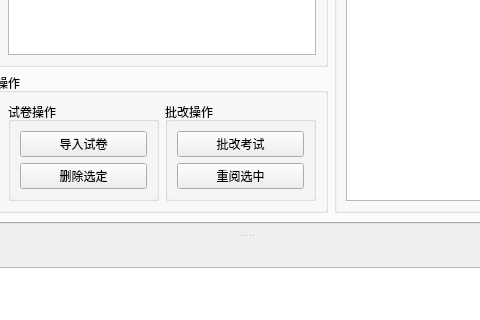
Above: ui/Windows/Main.ui from dudu7615/EnglishWritingCheck before the change; both pictures show x 280 to 760 and y 230 to 550 of the 1050 by 720 pixel window. Below: the same form after it.
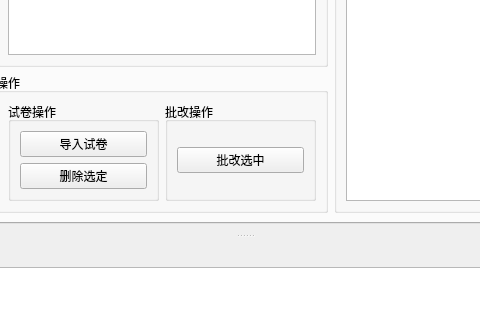
That is the form after the change.

Commit message: feat(ui): log style(ui): 按页面排序函数

Diff of the .ui file:
```diff
--- a/ui/Windows/Main.ui
+++ b/ui/Windows/Main.ui
@@ -197,14 +197,7 @@
                 <item>
                  <widget class="QPushButton" name="checkExam">
                   <property name="text">
-                   <string>批改考试</string>
-                  </property>
-                 </widget>
-                </item>
-                <item>
-                 <widget class="QPushButton" name="recheckChoosed">
-                  <property name="text">
-                   <string>重阅选中</string>
+                   <string>批改选中</string>
                   </property>
                  </widget>
                 </item>
```
Left out of the diff: 2 changed lines with no effect on the pictures. The commit also changes 2 other files.
